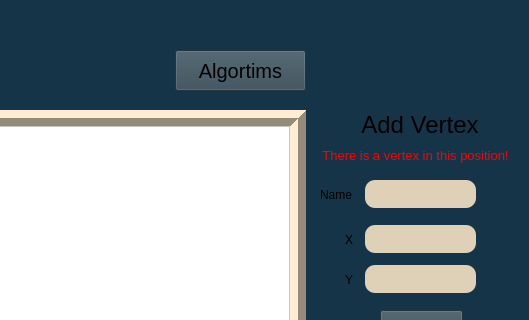
Qt form GraphWindow.ui (mohamedtarek132/RoadMapConstruction) before a commit; both pictures show x 495 to 1024 and y 0 to 320 of the 1024 by 720 pixel window.
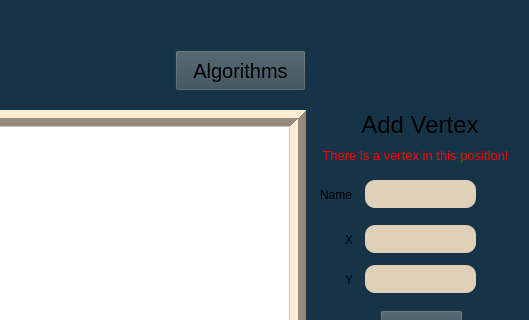
The same form after that commit.

What changed in the file:
```diff
--- a/GraphWindow.ui
+++ b/GraphWindow.ui
@@ -536,7 +536,7 @@
      <string notr="true">background-color: rgb(53, 73, 84);</string>
     </property>
     <property name="text">
-     <string>Algortims</string>
+     <string>Algorithms</string>
     </property>
    </widget>
    <widget class="QLabel" name="label_15">
```
Left out of the diff: 41 changed lines with no effect on the pictures.
